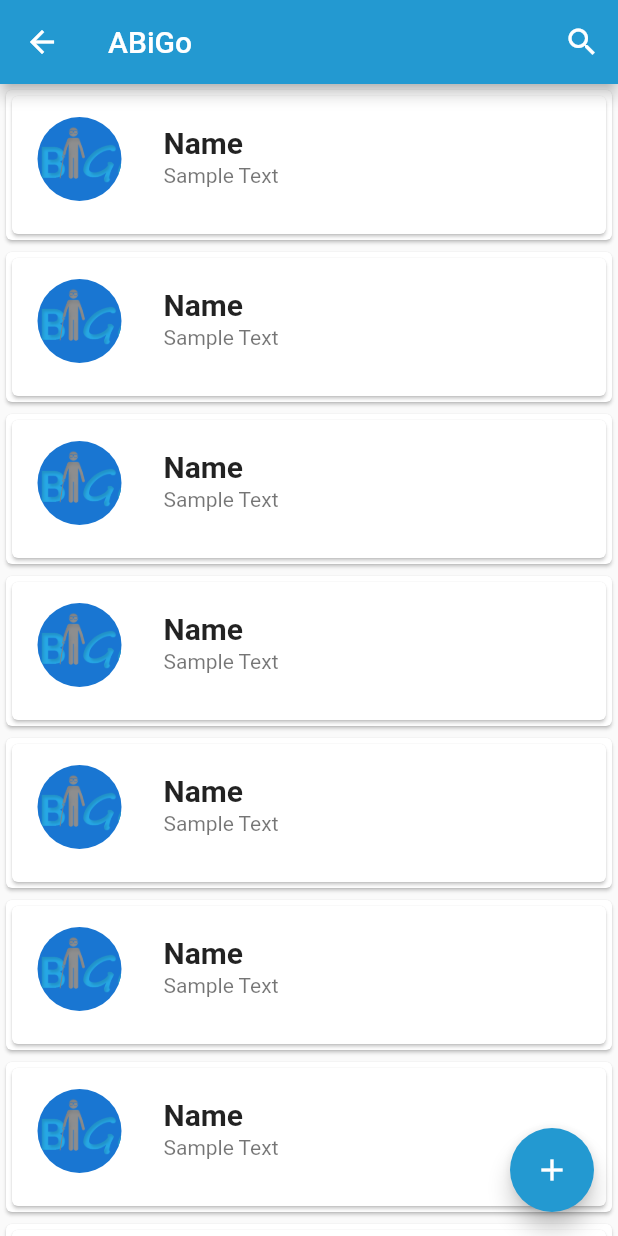
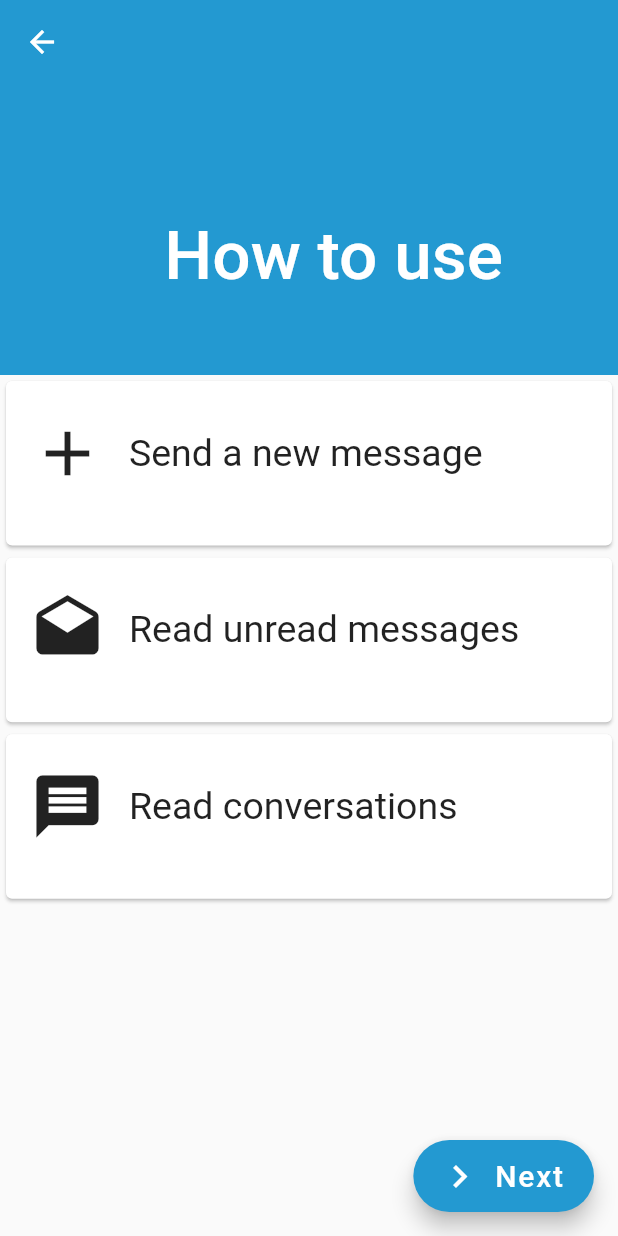
Before and after one commit to PrabhaniN/ABiGo, a Flutter app: the TextLoginScreen screen opened directly, after a tap on "Login", on a phone screen of 412 x 824 dp. Run offline on Flutter 3.47's test engine with Material 2 defaults, Android fonts, the phone set to English and light mode, and no system bars; our stand-ins replace bloc, cloud_firestore, firebase_auth, shared_preferences; accounts and stored records are empty.

Commit message:
Implemented guide screens

```diff
--- a/abigo_mobile/lib/screens/text/text_chats/text_chats_list/text_chats_list.dart
+++ b/abigo_mobile/lib/screens/text/text_chats/text_chats_list/text_chats_list.dart
@@ -11,18 +11,55 @@ class TextChatsListState extends State<TextChatsList> {
   @override
   Widget build(BuildContext context) {
     return Scaffold(
-      appBar: AppBar(
-        title: Text('ABiGo'),
-        backgroundColor: Color.fromRGBO(35, 153, 209, 1),
-        actions: <Widget>[
-          IconButton(
-            icon: Icon(Icons.search),
-            onPressed: () {},
+      // appBar: AppBar(
+      //   title: Text('ABiGo'),
+      //   backgroundColor: Color.fromRGBO(35, 153, 209, 1),
+      //   actions: <Widget>[
+      //     IconButton(
+      //       icon: Icon(Icons.search),
+      //       onPressed: () {},
+      //     ),
+      //   ],
+      // ),
+      // body: ListView(
+      //   children: _buildListCards(10),
+      // ),
+      body: CustomScrollView(
+        slivers: <Widget>[
+          SliverAppBar(
+            floating: false,
+            expandedHeight: 250.0,
+            backgroundColor: Color.fromRGBO(35, 153, 209, 1),
+            pinned: false,
+            actions: <Widget>[
+              Icon(Icons.search, size: 30.0,),
+              Padding(padding: EdgeInsets.only(left: 5.0),),
+              Icon(Icons.more_vert, size: 30.0,)
+            ],
+            flexibleSpace: FlexibleSpaceBar(
+              title: Padding(
+                padding: const EdgeInsets.only(left: 0, bottom: 25.0),
+                child: Text(
+                  'ABIGo',
+                  style: TextStyle(
+                    color: Colors.white,
+                    fontSize: 25.0,
+                  )
+                ),
+              ),
+            ),
+          ),
+          SliverList(
+            delegate: SliverChildBuilderDelegate(
+              (BuildContext context, int index) {
+                return Card(
+                  child: _buildCard(),
+                );
+              },
+              childCount: 10
+            ),
           ),
         ],
-      ),
-      body: ListView(
-        children: _buildListCards(10),
       ),
       floatingActionButton: new FloatingActionButton(
         child: Icon(Icons.add),
@@ -62,13 +99,13 @@ class TextChatsListState extends State<TextChatsList> {
     ),
   );
 
-  List<Card> _buildListCards(int count){
-    List<Card> card =List.generate(
-      count,
-      (int index) => Card(
-        child: _buildCard(),
-      )
-    );
-    return card;
-  }
+  // List<Card> _buildListCards(int count){
+    // List<Card> card =List.generate(
+      // count,
+      // (int index) => Card(
+        // child: _buildCard(),
+      // )
+    // );
+    // return card;
+  // }
 }
--- /dev/null
+++ b/abigo_mobile/lib/screens/text/text_guide_screen/text_guide_screen.dart
@@ -0,0 +1,127 @@
+import 'package:flutter/material.dart';
+
+import 'package:abigo_mobile/screens/text/text_chats/text_chats_list/text_chats_list.dart';
+
+class TextGuideScreen extends StatelessWidget {
+  @override
+  Widget build(BuildContext context) {
+    return Scaffold(
+      body: CustomScrollView(
+        slivers: <Widget>[
+          SliverAppBar(
+            floating: false,
+            expandedHeight: 250.0,
+            backgroundColor: Color.fromRGBO(35, 153, 209, 1),
+            pinned: false,
+            flexibleSpace: FlexibleSpaceBar(
+              title: Padding(
+                padding: const EdgeInsets.only(left: 25.0, bottom: 25.0),
+                child: Text(
+                  'How to use',
+                  style: TextStyle(
+                    color: Colors.white,
+                    fontSize: 30.0,
+                  )
+                ),
+              ),
+            ),
+          ),
+          SliverGrid(
+            gridDelegate: SliverGridDelegateWithFixedCrossAxisCount(
+              crossAxisCount: 1,
+              childAspectRatio: 7.0/2.0,
+            ),
+            delegate: SliverChildListDelegate([
+              Card(
+                child: Column(
+                  children: <Widget>[
+                    Padding(
+                      padding: EdgeInsets.only(top: 20.0, left: 20.0),
+                    ),
+                    ListTile(
+                      title: Text(
+                        'Send a new message',
+                        style: TextStyle(
+                          fontSize: 25.0
+                        ),
+                      ),
+                      leading: Icon(
+                        Icons.add,
+                        size: 50.0,
+                        color: Colors.black87,
+                      ),
+                      // subtitle: Text('description if need'),
+                    ),
+                  ],
+                ),
+              ),
+              Card(
+                child: Column(
+                  children: <Widget>[
+                    Padding(
+                      padding: EdgeInsets.only(top: 20.0, left: 20.0),
+                    ),
+                    ListTile(
+                      title: Text(
+                        'Read unread messages',
+                        style: TextStyle(
+                          fontSize: 25.0
+                        ),
+                      ),
+                      leading: Icon(
+                        Icons.drafts,
+                        size: 50.0,
+                        color: Colors.black87,
+                      ),
+                      // subtitle: Text('description if need'),
+                    ),
+                  ],
+                ),
+              ),
+              Card(
+                child: Column(
+                  children: <Widget>[
+                    Padding(
+                      padding: EdgeInsets.only(top: 20.0, left: 20.0),
+                    ),
+                    ListTile(
+                      title: Text(
+                        'Read conversations',
+                        style: TextStyle(
+                          fontSize: 25.0
+                        ),
+                      ),
+                      leading: Icon(
+                        Icons.message,
+                        size: 50.0,
+                        color: Colors.black87,
+                      ),
+                      // subtitle: Text('description if need'),
+                    ),
+                  ],
+                ),
+              )
+            ]),
+          ),
+        ],
+      ),
+      floatingActionButton: FloatingActionButton.extended(
+        onPressed: () {
+          Navigator.push(
+            context,
+            MaterialPageRoute(builder: (context) => TextChatsList())
+          );
+        },
+        label: Text(
+          'Next',
+          style: TextStyle(
+            fontSize: 20.0
+          ),
+        ),
+        icon: Icon(Icons.navigate_next, size: 30.0,),
+        backgroundColor: Color.fromRGBO(35, 153, 209, 1),
+      ),
+      floatingActionButtonLocation: FloatingActionButtonLocation.endFloat,
+    );
+  }
+}
--- a/abigo_mobile/lib/screens/text/text_login/text_login_screen.dart
+++ b/abigo_mobile/lib/screens/text/text_login/text_login_screen.dart
@@ -1,6 +1,6 @@
 import 'package:flutter/material.dart';
 
-import 'package:abigo_mobile/screens/text/text_chats/text_chats_list/text_chats_list.dart';
+import 'package:abigo_mobile/screens/text/text_guide_screen/text_guide_screen.dart';
 
 class TextLoginScreen extends StatefulWidget {
   @override
@@ -63,7 +63,7 @@ class TextLoginScreenState extends State<TextLoginScreen> {
               ),
               onPressed: (){
                 // _submit();
-                Navigator.push(context, MaterialPageRoute(builder: (context) => TextChatsList()));
+                Navigator.push(context, MaterialPageRoute(builder: (context) => TextGuideScreen()));
               },
             ),
           )
--- a/abigo_mobile/lib/screens/voice/voice_login/voice_login.dart
+++ b/abigo_mobile/lib/screens/voice/voice_login/voice_login.dart
@@ -1,6 +1,6 @@
 import 'package:flutter/material.dart';
 
-import 'package:abigo_mobile/screens/voice/voice_chat/voice_chat_list/voice_chat_list.dart';
+import 'package:abigo_mobile/screens/voice/voice_guide_screen/voice_guide_screen.dart';
 
 class VoiceLoginScreen extends StatefulWidget {
   @override
@@ -72,7 +72,7 @@ class VoiceLoginScreenState extends State<VoiceLoginScreen> {
               ),
               onPressed: (){
                 // _submit();
-                Navigator.push(context, MaterialPageRoute(builder: (context) => VoiceChatList()));
+                Navigator.push(context, MaterialPageRoute(builder: (context) => VoiceGuideScreen()));
               },
             ),
           )
```
Also changed, not shown: abigo_mobile/lib/screens/voice/voice_guide_screen/voice_guide_screen.dart (added, +112 -0 lines).
